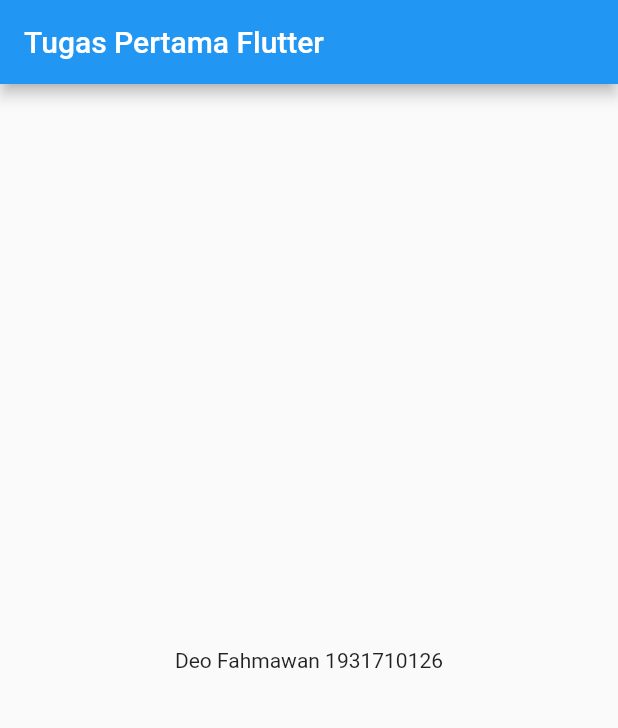
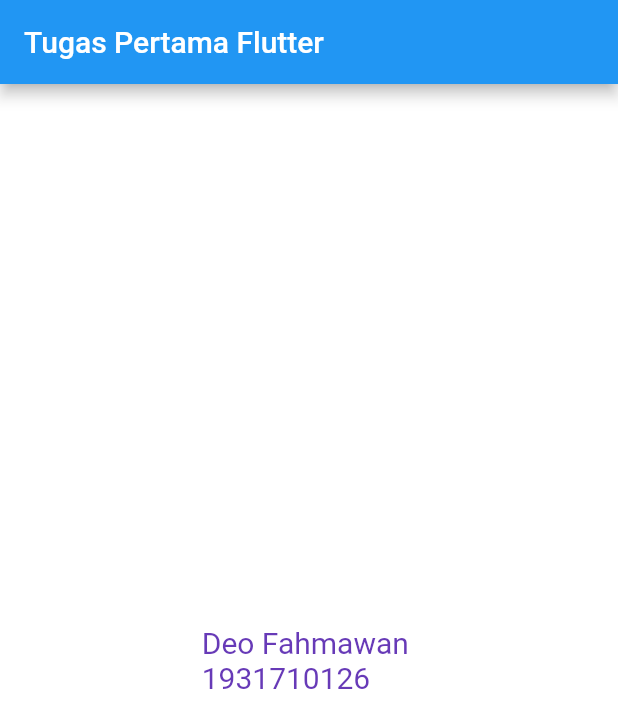
Before and after one commit to ITTECH-DEO/flutter_application_tugas1, a Flutter app: the screen it shows after launch, on a phone screen of 412 x 824 dp. Shown: the top 728 px of the screen. Run offline on Flutter 3.47's test engine with Material 2 defaults, Android fonts, the phone set to English and light mode, and no system bars.

Commit message:
Tugas Praktikum 1

```diff
--- a/lib/main.dart
+++ b/lib/main.dart
@@ -1,23 +1,22 @@
 import 'package:flutter/material.dart';
 
-void main() => runApp(MyApp());
-
-class MyApp extends StatelessWidget {
-  @override
-  Widget build(BuildContext context) {
-    return MaterialApp(
-      title: 'Material App',
+void main() {
+  runApp(MaterialApp(
+      title: "Aplikasi Flutter",
       home: Scaffold(
         appBar: AppBar(
           title: Text('Tugas Pertama Flutter'),
         ),
-        body: Center(
-          child: Container(
-            width: 190,
-            child: Text('Deo Fahmawan 1931710126',textAlign: TextAlign.center,),
+        body: Material(
+          color: Colors.white,
+          child: Center(
+            child: Text(
+              "Deo Fahmawan \n"
+              "1931710126",
+              textDirection: TextDirection.ltr,
+              style: TextStyle(color: Colors.deepPurple, fontSize: 20.0),
+            ),
           ),
         ),
-      ),
-    );
-  }
+      )));
 }
```
